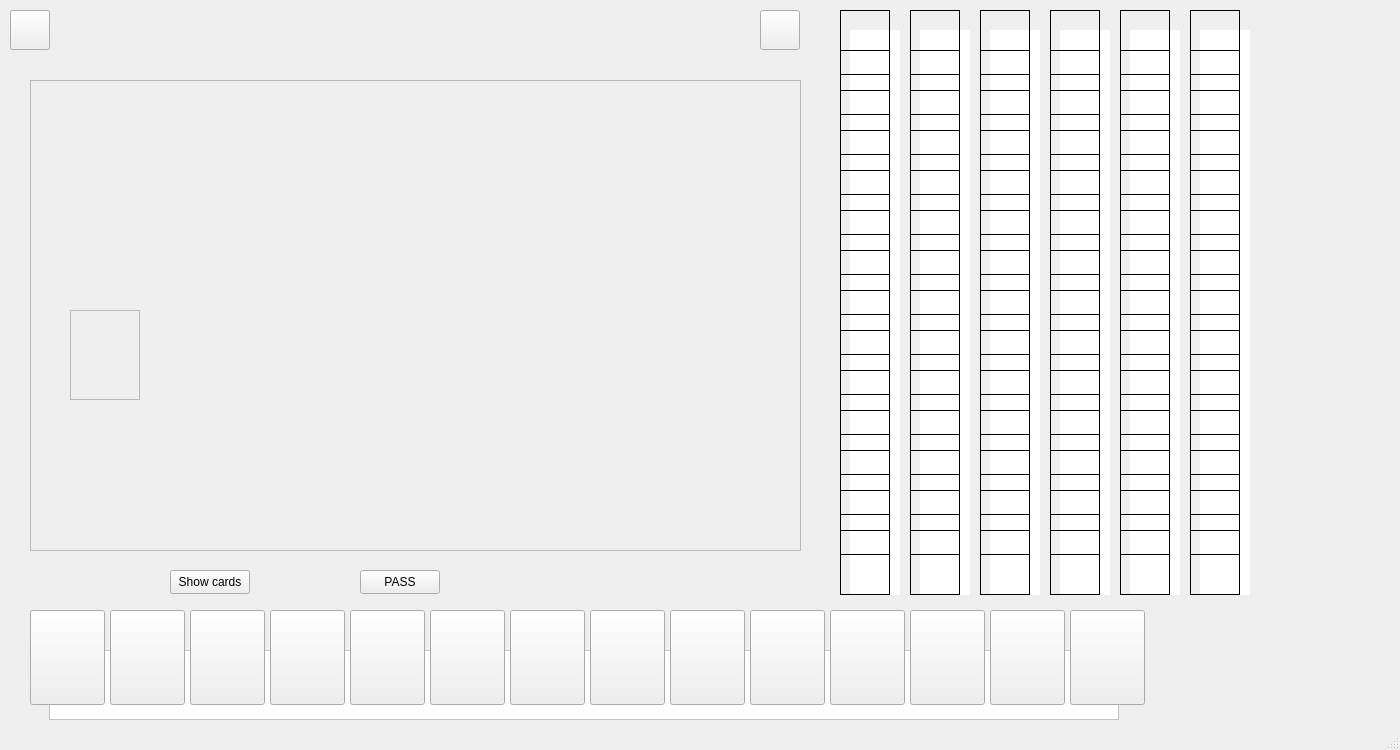
The window that campaign.ui (Matin0789/Condottiere-) describes before a commit, drawn with Qt 5.
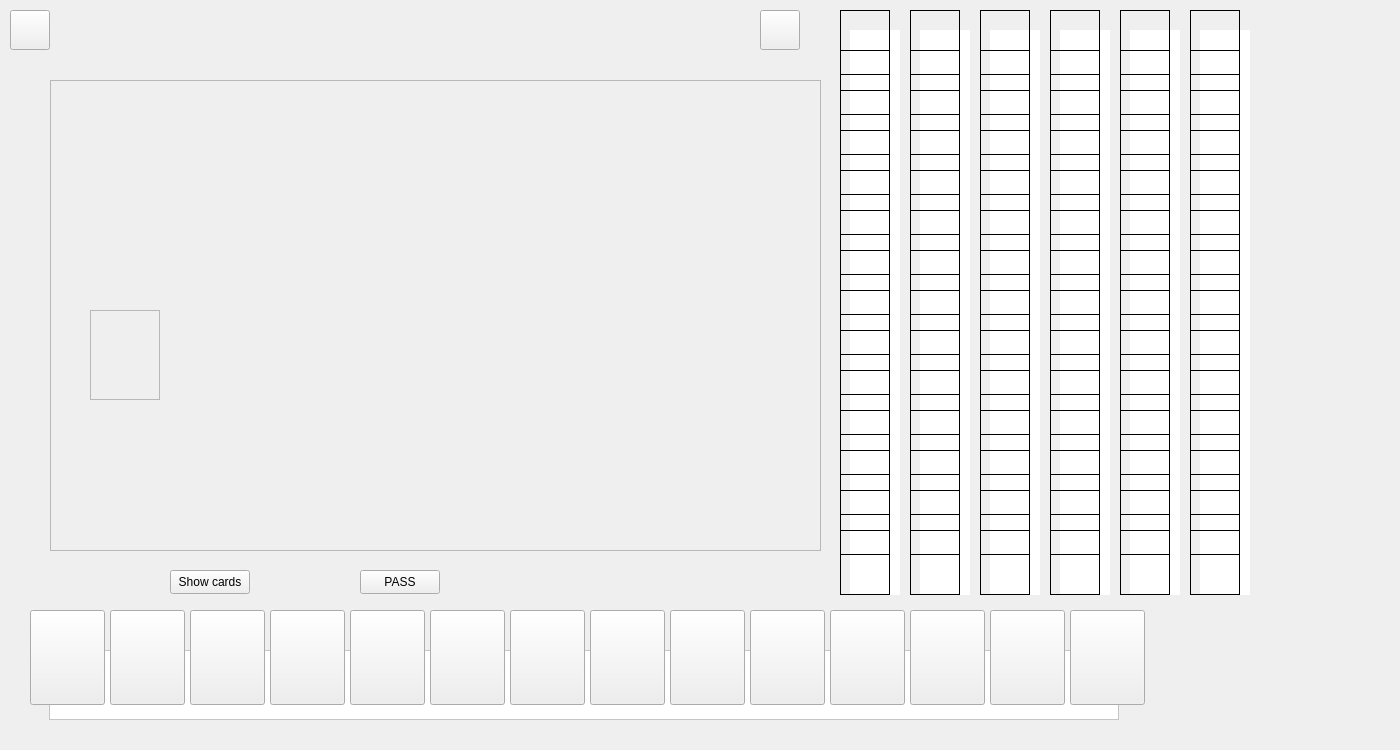
The same window after the commit. Icons and pictures are not drawn.

The edit to the form file:
```diff
--- a/campaign.ui
+++ b/campaign.ui
@@ -20,7 +20,7 @@
    <widget class="QLabel" name="lbl_map">
     <property name="geometry">
      <rect>
-      <x>30</x>
+      <x>50</x>
       <y>80</y>
       <width>771</width>
       <height>471</height>
@@ -257,7 +257,7 @@
    <widget class="QLabel" name="lb_rollo">
     <property name="geometry">
      <rect>
-      <x>190</x>
+      <x>210</x>
       <y>100</y>
       <width>30</width>
       <height>30</height>
@@ -273,7 +273,7 @@
    <widget class="QLabel" name="lb_elinia">
     <property name="geometry">
      <rect>
-      <x>60</x>
+      <x>80</x>
       <y>210</y>
       <width>30</width>
       <height>30</height>
@@ -289,7 +289,7 @@
    <widget class="QLabel" name="lb_talmone">
     <property name="geometry">
      <rect>
-      <x>330</x>
+      <x>350</x>
       <y>190</y>
       <width>30</width>
       <height>30</height>
@@ -305,7 +305,7 @@
    <widget class="QLabel" name="lb_morina">
     <property name="geometry">
      <rect>
-      <x>410</x>
+      <x>430</x>
       <y>260</y>
       <width>30</width>
       <height>30</height>
@@ -321,7 +321,7 @@
    <widget class="QLabel" name="lb_borge">
     <property name="geometry">
      <rect>
-      <x>510</x>
+      <x>530</x>
       <y>210</y>
       <width>30</width>
       <height>30</height>
@@ -337,7 +337,7 @@
    <widget class="QLabel" name="lb_pladaci">
     <property name="geometry">
      <rect>
-      <x>510</x>
+      <x>530</x>
       <y>160</y>
       <width>30</width>
       <height>30</height>
@@ -353,7 +353,7 @@
    <widget class="QLabel" name="lb_bella">
     <property name="geometry">
      <rect>
-      <x>620</x>
+      <x>640</x>
       <y>150</y>
       <width>30</width>
       <height>30</height>
@@ -369,7 +369,7 @@
    <widget class="QLabel" name="lb_caline">
     <property name="geometry">
      <rect>
-      <x>740</x>
+      <x>760</x>
       <y>210</y>
       <width>30</width>
       <height>30</height>
@@ -385,7 +385,7 @@
    <widget class="QLabel" name="lb_atela">
     <property name="geometry">
      <rect>
-      <x>640</x>
+      <x>660</x>
       <y>410</y>
       <width>30</width>
       <height>30</height>
@@ -401,7 +401,7 @@
    <widget class="QLabel" name="lb_enna">
     <property name="geometry">
      <rect>
-      <x>630</x>
+      <x>650</x>
       <y>290</y>
       <width>30</width>
       <height>30</height>
@@ -417,8 +417,8 @@
    <widget class="QLabel" name="lb_dimase">
     <property name="geometry">
      <rect>
-      <x>590</x>
-      <y>450</y>
+      <x>570</x>
+      <y>370</y>
       <width>30</width>
       <height>30</height>
      </rect>
@@ -433,7 +433,7 @@
    <widget class="QLabel" name="lb_lia">
     <property name="geometry">
      <rect>
-      <x>370</x>
+      <x>390</x>
       <y>480</y>
       <width>30</width>
       <height>30</height>
@@ -449,7 +449,7 @@
    <widget class="QLabel" name="lb_armento">
     <property name="geometry">
      <rect>
-      <x>380</x>
+      <x>400</x>
       <y>400</y>
       <width>30</width>
       <height>30</height>
@@ -465,7 +465,7 @@
    <widget class="QLabel" name="lb_olivadi">
     <property name="geometry">
      <rect>
-      <x>420</x>
+      <x>440</x>
       <y>370</y>
       <width>30</width>
       <height>30</height>
@@ -2556,7 +2556,7 @@
    <widget class="QLabel" name="lb_season">
     <property name="geometry">
      <rect>
-      <x>70</x>
+      <x>90</x>
       <y>310</y>
       <width>70</width>
       <height>90</height>
@@ -2837,7 +2837,7 @@
    <widget class="QLabel" name="lb_hamedan">
     <property name="geometry">
      <rect>
-      <x>620</x>
+      <x>640</x>
       <y>490</y>
       <width>30</width>
       <height>30</height>
@@ -2978,7 +2978,6 @@
    <zorder>btn_showCards</zorder>
    <zorder>lb_hamedan</zorder>
   </widget>
-  <widget class="QStatusBar" name="statusbar"/>
  </widget>
  <resources/>
  <connections/>
```
